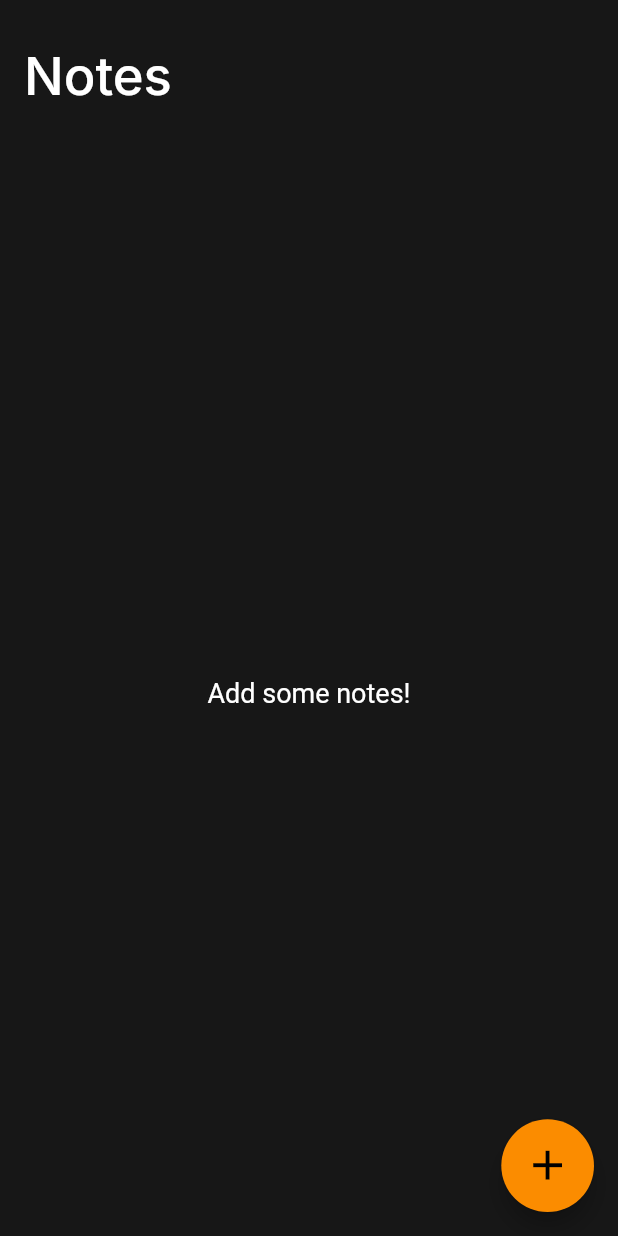
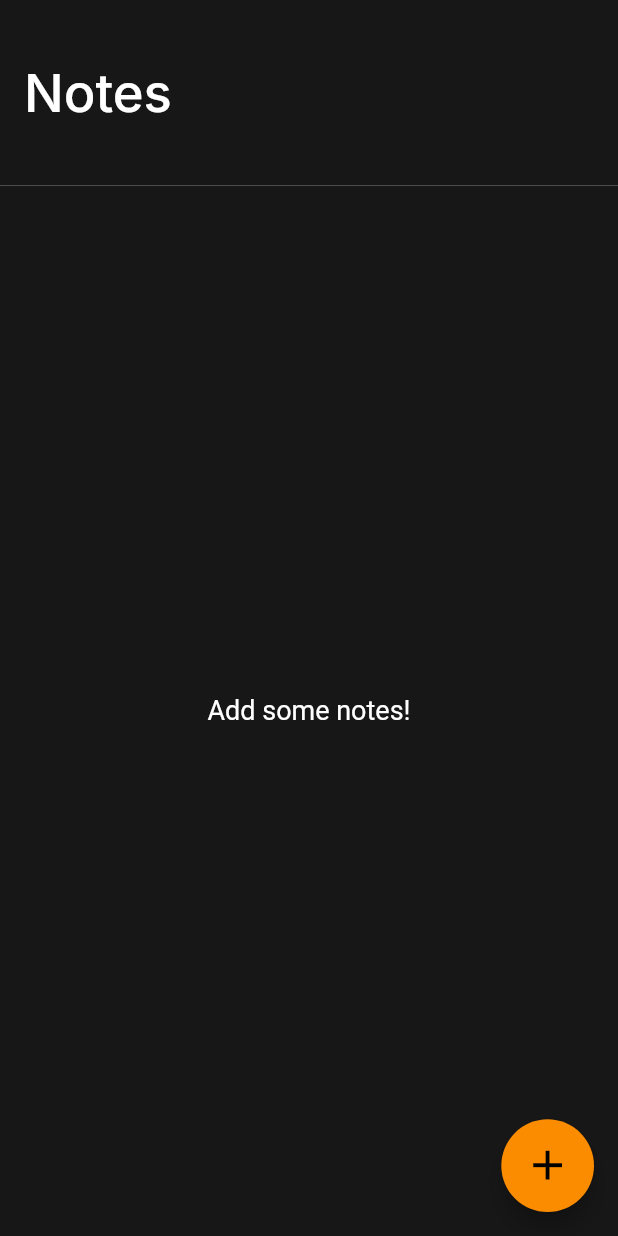
Before and after one commit to SalehTZ/note_app_flutter, a Flutter app: the screen it shows after launch, on a phone screen of 412 x 824 dp. Run offline on Flutter 3.47's test engine with Material 2 defaults, Android fonts, the phone set to English and light mode, and no system bars; our stand-ins replace google_fonts, hive, hive_flutter; accounts and stored records are empty.

```diff
--- a/lib/screens/home_screen.dart
+++ b/lib/screens/home_screen.dart
@@ -17,7 +17,7 @@ class Home extends StatelessWidget {
     return Scaffold(
       appBar: AppBar(
         elevation: 0,
-        toolbarHeight: 100.0,
+        toolbarHeight: _size!.width * 0.3,
         title: Text(
           "Notes",
           style: GoogleFonts.inter(fontSize: 35),
```
